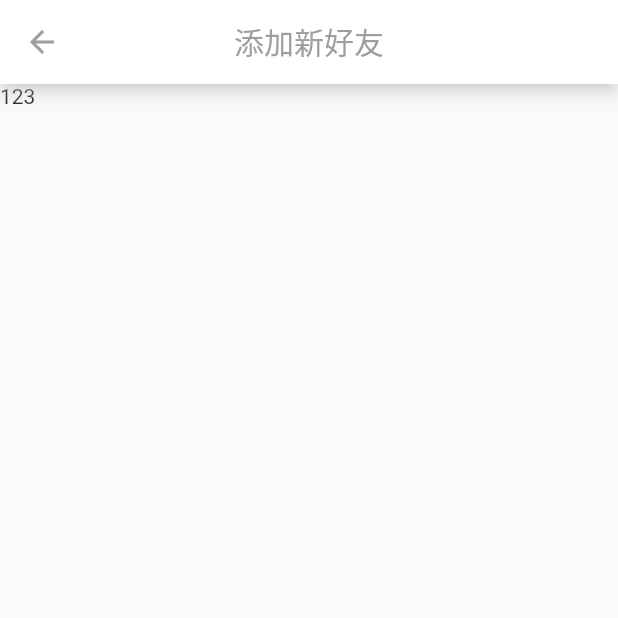
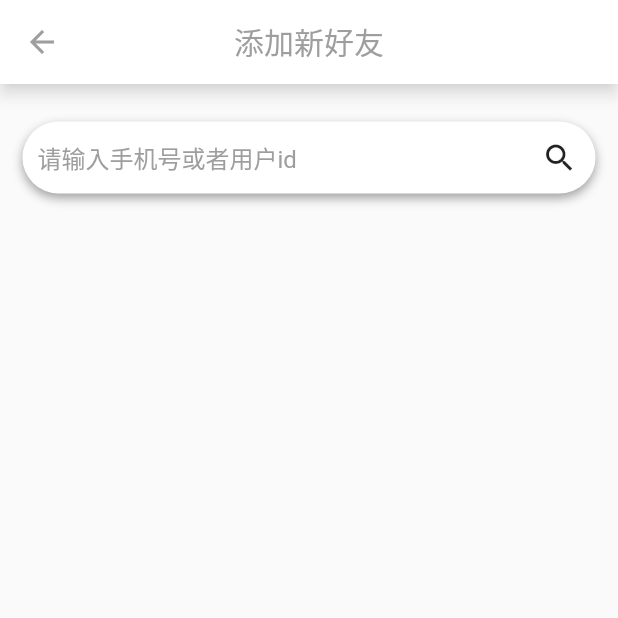
Before and after one commit to lsWorl/IMapp, a Flutter app: the AddFriendView screen opened directly, on a phone screen of 412 x 824 dp, the top half of it. Run offline on Flutter 3.47's test engine with Material 2 defaults, Android fonts, the phone set to English and light mode, and no system bars; our stand-ins replace badges, chat_bubbles, dio, emoji_picker_flutter, shared_preferences, socket_io_client; missing offline and left inert: encrypt; accounts and stored records are empty.

Commit message:
页面优化与修改bug

```diff
--- a/lib/http/request.dart
+++ b/lib/http/request.dart
@@ -3,7 +3,9 @@ import 'package:dio/dio.dart';
 class Request {
   // 配置实例
   static final BaseOptions _options = BaseOptions(
-      baseUrl: 'http://169.254.226.185:3001/',
+      // 手机测试用ip 192.168.48.67
+      // 宽带测试用ip 169.254.226.185
+      baseUrl: 'http://192.168.48.67:3001/',
       connectTimeout: 5000,
       receiveTimeout: 5000);
 
--- a/lib/view/add_friend_view.dart
+++ b/lib/view/add_friend_view.dart
@@ -8,6 +8,7 @@ class AddFriendView extends StatelessWidget {
 
   @override
   Widget build(BuildContext context) {
+    final TextEditingController _controller = TextEditingController();
     return Scaffold(
       appBar: AppBar(
         title: const Text('添加新好友'),
@@ -16,7 +17,54 @@ class AddFriendView extends StatelessWidget {
         shadowColor: Colors.white,
         foregroundColor: Colors.grey,
       ),
-      body: Container(child: Text('123')),
+      body: Container(
+        child: Column(
+          children: [
+            Container(
+              padding: const EdgeInsets.symmetric(horizontal: 15, vertical: 25),
+              child: Row(
+                children: [
+                  Expanded(
+                    child: Container(
+                      // 设置阴影
+                      decoration: BoxDecoration(
+                          color: Colors.white,
+                          borderRadius: BorderRadius.circular(35),
+                          boxShadow: const [
+                            BoxShadow(
+                                offset: Offset(0, 3),
+                                blurRadius: 5,
+                                color: Colors.grey)
+                          ]),
+                      child: Row(
+                        children: [
+                          const SizedBox(
+                            width: 10,
+                          ),
+                          Expanded(
+                              child: TextField(
+                            controller: _controller,
+                            decoration: const InputDecoration(
+                              hintText: '请输入手机号或者用户id',
+                              hintStyle: TextStyle(color: Colors.grey),
+                              border: InputBorder.none,
+                            ),
+                          )),
+                          IconButton(
+                              onPressed: () {
+                                print(_controller.text);
+                              },
+                              icon: Icon(Icons.search))
+                        ],
+                      ),
+                    ),
+                  )
+                ],
+              ),
+            ),
+          ],
+        ),
+      ),
     );
   }
 }
```
Also changed, not shown: lib/utils/public_storage.dart (+6 -6 lines), lib/utils/socket.dart (+10 -1 lines), lib/view/chat_content_view.dart (+17 -14 lines), lib/view/login_view.dart (+26 -17 lines), lib/view/registry_view.dart (+15 -18 lines), lib/viewmodel/contacts_viewmodel.dart (+11 -1 lines), 1 other file.
